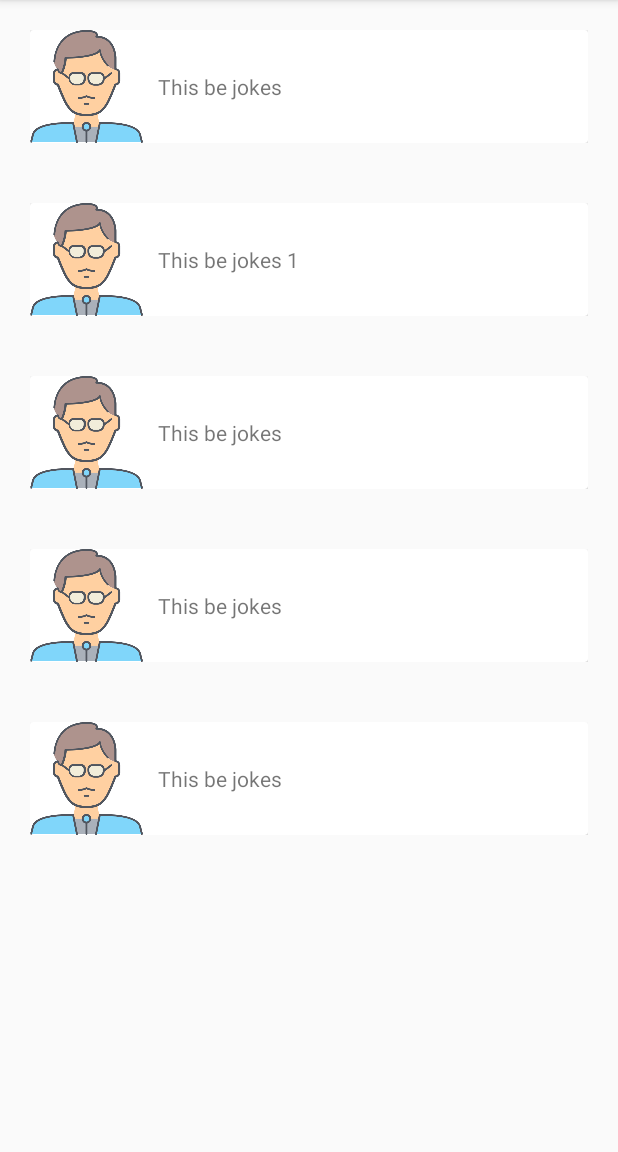
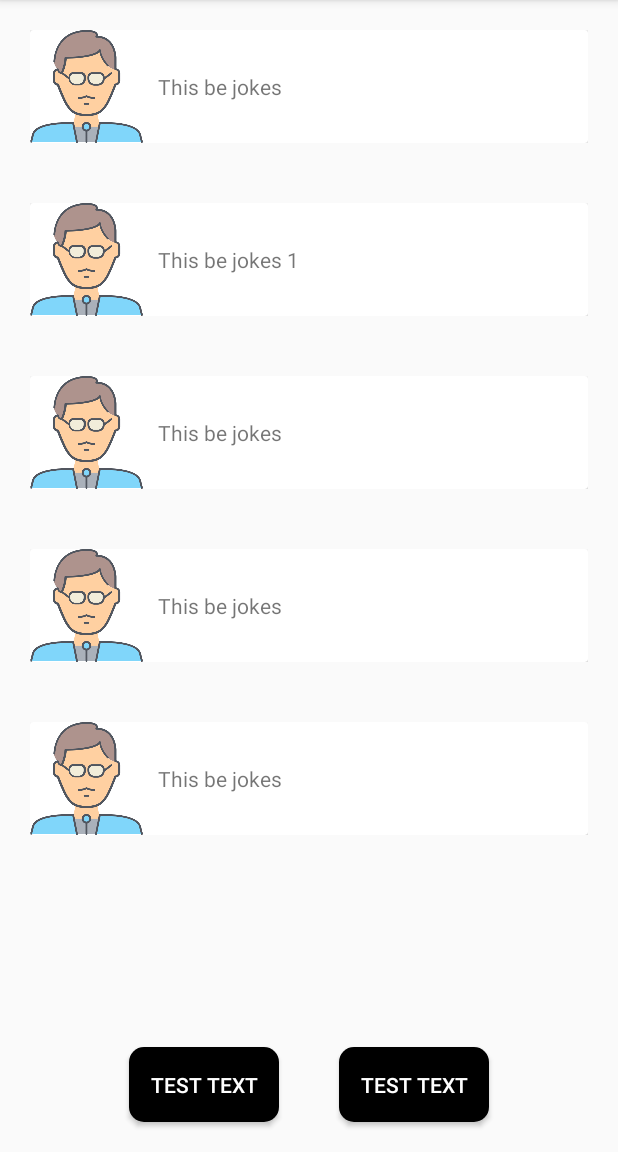
Before and after one commit to adil1508/Dad-make-a-funny, an Android app: the screen it shows after launch (MainActivity), on a phone screen of 412 x 824 dp, the part 84-1236 px from its top. Run offline under Robolectric (Android 15) with nearby library versions, the phone set to English and light mode, and no system bars; our stand-ins replace CircleImageView.

Commit message:
Added rounded buttons over RecyclerView with simple listeners

```diff
--- a/DadMakeAFunny/app/src/main/java/com/example/dadmakeafunny/MainActivity.java
+++ b/DadMakeAFunny/app/src/main/java/com/example/dadmakeafunny/MainActivity.java
@@ -1,11 +1,14 @@
 package com.example.dadmakeafunny;
+
 
 import android.support.v7.app.AppCompatActivity;
 import android.os.Bundle;
 import android.support.v7.widget.LinearLayoutManager;
 import android.support.v7.widget.RecyclerView;
 import android.util.Log;
-import android.widget.ImageView;
+import android.view.View;
+import android.widget.Button;
+import android.widget.Toast;
 
 import java.util.ArrayList;
 
@@ -26,6 +29,27 @@ public class MainActivity extends AppCompatActivity {
 
         initRecyclerView();
 
+        initButtons();
+
+    }
+
+
+    private void initButtons(){
+        Button button = findViewById(R.id.button1);
+        button.setOnClickListener(new View.OnClickListener() {
+            @Override
+            public void onClick(View v) {
+                Toast.makeText(MainActivity.this, "Button 1 pressed", Toast.LENGTH_SHORT).show();
+            }
+        });
+
+        button = findViewById(R.id.button2);
+        button.setOnClickListener(new View.OnClickListener() {
+            @Override
+            public void onClick(View v) {
+                Toast.makeText(MainActivity.this, "Button 2 pressed", Toast.LENGTH_SHORT).show();
+            }
+        });
     }
 
     private void initJokes(){
--- a/DadMakeAFunny/app/src/main/res/layout/activity_main.xml
+++ b/DadMakeAFunny/app/src/main/res/layout/activity_main.xml
@@ -1,5 +1,5 @@
 <?xml version="1.0" encoding="utf-8"?>
-<RelativeLayout xmlns:android="http://schemas.android.com/apk/res/android"
+<FrameLayout xmlns:android="http://schemas.android.com/apk/res/android"
     xmlns:app="http://schemas.android.com/apk/res-auto"
     xmlns:tools="http://schemas.android.com/tools"
     android:layout_width="match_parent"
@@ -7,13 +7,45 @@
     android:orientation="vertical"
     tools:context=".MainActivity">
 
+
     <android.support.v7.widget.RecyclerView
+        android:id="@+id/Recycler_View"
         android:layout_width="match_parent"
-        android:layout_height="match_parent"
-        android:id="@+id/Recycler_View">
-
+        android:layout_height="wrap_content">
 
     </android.support.v7.widget.RecyclerView>
 
+    <RelativeLayout
+        android:layout_width="wrap_content"
+        android:layout_height="wrap_content"
+        android:layout_gravity="bottom|center">
 
-</RelativeLayout>
+        <Button
+            android:id="@+id/button1"
+            android:layout_width="100dp"
+            android:layout_height="50dp"
+            android:background="@drawable/round_shape_button"
+            android:clickable="true"
+            android:text="@string/test"
+            android:textColor="#ffffff"
+            android:layout_margin="20dp"
+            android:layout_gravity="center|bottom"/>
+
+        <Button
+            android:id="@+id/button2"
+            android:layout_width="100dp"
+            android:layout_height="50dp"
+            android:background="@drawable/round_shape_button"
+            android:clickable="true"
+            android:text="@string/test"
+            android:textColor="#ffffff"
+            android:layout_margin="20dp"
+            android:layout_gravity="center|bottom"
+            android:layout_toRightOf="@+id/button1"/>
+
+    </RelativeLayout>
+
+
+
+
+</FrameLayout>
```
